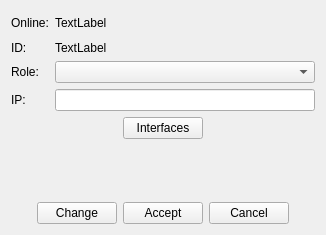
First picture: the form in src/VMTD/VMTD/net/node/VMTDNodeDeviceForm.ui, repository ekushko/qt-vxlan-mtd-old, before the edit.
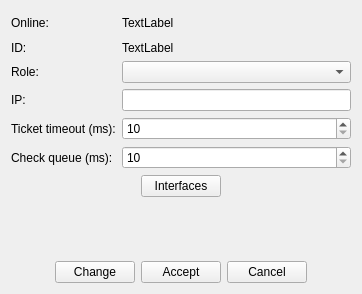
Second picture: the form after the edit.

Diff of the .ui file:
```diff
--- a/src/VMTD/VMTD/net/node/VMTDNodeDeviceForm.ui
+++ b/src/VMTD/VMTD/net/node/VMTDNodeDeviceForm.ui
@@ -6,8 +6,8 @@
    <rect>
     <x>0</x>
     <y>0</y>
-    <width>326</width>
-    <height>235</height>
+    <width>362</width>
+    <height>294</height>
    </rect>
   </property>
   <property name="windowTitle">
@@ -29,20 +29,6 @@
       <property name="bottomMargin">
        <number>0</number>
       </property>
-      <item row="0" column="0">
-       <widget class="QLabel" name="_3">
-        <property name="text">
-         <string>Online:</string>
-        </property>
-       </widget>
-      </item>
-      <item row="3" column="0">
-       <widget class="QLabel" name="_6">
-        <property name="text">
-         <string>IP:</string>
-        </property>
-       </widget>
-      </item>
       <item row="0" column="1">
        <widget class="QLabel" name="lbOnline">
         <property name="minimumSize">
@@ -56,9 +42,40 @@
         </property>
        </widget>
       </item>
+      <item row="4" column="1">
+       <widget class="QSpinBox" name="sbTicketTimeoutInterval">
+        <property name="minimum">
+         <number>10</number>
+        </property>
+        <property name="maximum">
+         <number>999999999</number>
+        </property>
+       </widget>
+      </item>
+      <item row="2" column="0">
+       <widget class="QLabel" name="_7">
+        <property name="text">
+         <string>Role:</string>
+        </property>
+       </widget>
+      </item>
+      <item row="4" column="0">
+       <widget class="QLabel" name="_10">
+        <property name="text">
+         <string>Ticket timeout (ms):</string>
+        </property>
+       </widget>
+      </item>
       <item row="3" column="1">
        <widget class="QLineEdit" name="leIp"/>
       </item>
+      <item row="0" column="0">
+       <widget class="QLabel" name="_3">
+        <property name="text">
+         <string>Online:</string>
+        </property>
+       </widget>
+      </item>
       <item row="1" column="1">
        <widget class="QLabel" name="lbId">
         <property name="text">
@@ -73,16 +90,33 @@
         </property>
        </widget>
       </item>
-      <item row="2" column="0">
-       <widget class="QLabel" name="_7">
+      <item row="3" column="0">
+       <widget class="QLabel" name="_6">
         <property name="text">
-         <string>Role:</string>
+         <string>IP:</string>
         </property>
        </widget>
       </item>
       <item row="2" column="1">
        <widget class="QComboBox" name="cbRole"/>
       </item>
+      <item row="5" column="0">
+       <widget class="QLabel" name="_11">
+        <property name="text">
+         <string>Check queue (ms):</string>
+        </property>
+       </widget>
+      </item>
+      <item row="5" column="1">
+       <widget class="QSpinBox" name="sbCheckQueueInterval">
+        <property name="minimum">
+         <number>10</number>
+        </property>
+        <property name="maximum">
+         <number>999999999</number>
+        </property>
+       </widget>
+      </item>
      </layout>
     </widget>
    </item>
```
